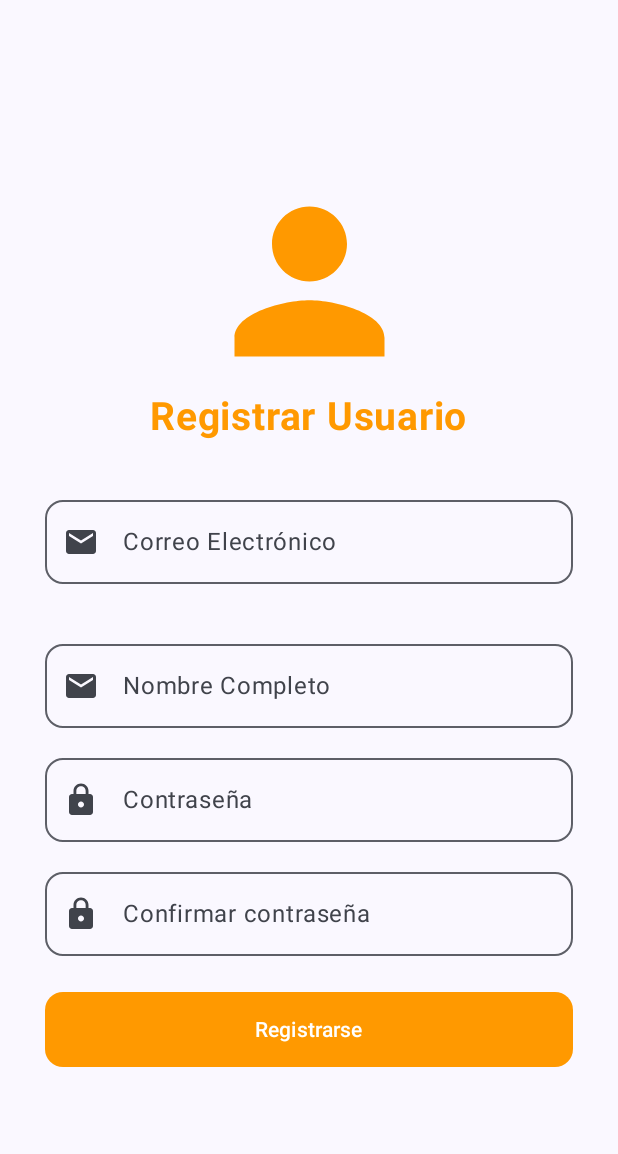
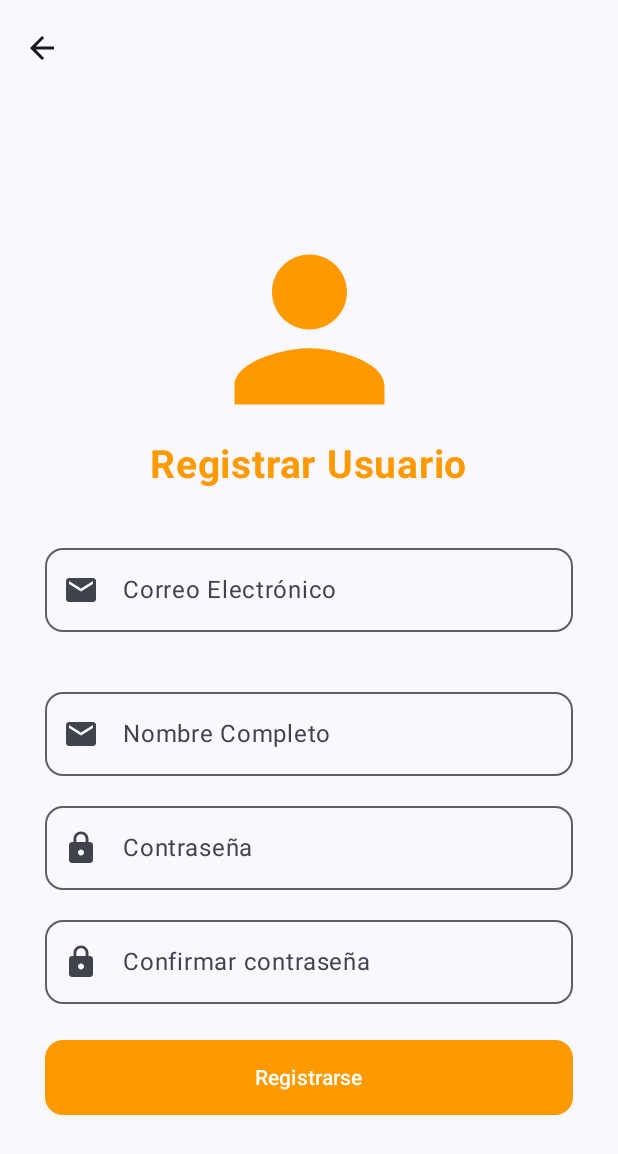
Before and after one commit to jgesc-05/StoreApp, an Android app built with Jetpack Compose: the RegisterScreen screen opened through its navigation route, on a phone screen of 412 x 824 dp. Shown: the top 1154 px of the screen. Run offline under Robolectric (Android 15) with nearby library versions, the phone set to English and light mode, and no system bars.

```diff
--- a/app/build.gradle.kts
+++ b/app/build.gradle.kts
@@ -57,4 +57,6 @@ dependencies {
     debugImplementation(libs.androidx.ui.tooling)
     debugImplementation(libs.androidx.ui.test.manifest)
     implementation(libs.androidx.navigation.compose)
+    implementation(libs.coil.compose)
+    implementation(libs.coil.network.okhttp)
 }
--- a/app/src/main/AndroidManifest.xml
+++ b/app/src/main/AndroidManifest.xml
@@ -1,6 +1,8 @@
 <?xml version="1.0" encoding="utf-8"?>
 <manifest xmlns:android="http://schemas.android.com/apk/res/android"
     xmlns:tools="http://schemas.android.com/tools">
+
+    <uses-permission android:name="android.permission.INTERNET"/>
 
     <application
         android:allowBackup="true"
--- a/app/src/main/java/me/juanescobar/storeapp/MainActivity.kt
+++ b/app/src/main/java/me/juanescobar/storeapp/MainActivity.kt
@@ -14,6 +14,7 @@ import androidx.compose.ui.tooling.preview.Preview
 import androidx.navigation.compose.NavHost
 import androidx.navigation.compose.composable
 import androidx.navigation.compose.rememberNavController
+import me.juanescobar.storeapp.ui.theme.HomeScreen
 import me.juanescobar.storeapp.ui.theme.LoginScreen
 import me.juanescobar.storeapp.ui.theme.RegisterScreen
 import me.juanescobar.storeapp.ui.theme.StoreAppTheme
@@ -36,7 +37,11 @@ class MainActivity : ComponentActivity() {
                     }
 
                     composable("register"){
-                        RegisterScreen()
+                        RegisterScreen(myNavController)
+                    }
+
+                    composable("home"){
+                        HomeScreen(myNavController)
                     }
                 }
             }
--- a/app/src/main/java/me/juanescobar/storeapp/ui/theme/LoginScreen.kt
+++ b/app/src/main/java/me/juanescobar/storeapp/ui/theme/LoginScreen.kt
@@ -85,7 +85,7 @@ fun LoginScreen(navController: NavController) {
 
             Spacer(modifier = Modifier.height(24.dp))
 
-            Button(onClick = {}, modifier = Modifier.fillMaxWidth().height(50.dp), shape = RoundedCornerShape(12.dp), colors = ButtonDefaults.buttonColors(containerColor = Color(0xFFFF9900))) {
+            Button(onClick = { navController.navigate("home")}, modifier = Modifier.fillMaxWidth().height(50.dp), shape = RoundedCornerShape(12.dp), colors = ButtonDefaults.buttonColors(containerColor = Color(0xFFFF9900))) {
                 Text(text = "Iniciar Sesión")
             }
 
--- a/app/src/main/java/me/juanescobar/storeapp/ui/theme/RegisterScreen.kt
+++ b/app/src/main/java/me/juanescobar/storeapp/ui/theme/RegisterScreen.kt
@@ -11,16 +11,20 @@ import androidx.compose.foundation.layout.padding
 import androidx.compose.foundation.layout.size
 import androidx.compose.foundation.shape.RoundedCornerShape
 import androidx.compose.material.icons.Icons
+import androidx.compose.material.icons.filled.ArrowBack
 import androidx.compose.material.icons.filled.Email
 import androidx.compose.material.icons.filled.Lock
 import androidx.compose.material.icons.filled.Person
 import androidx.compose.material3.Button
 import androidx.compose.material3.ButtonDefaults
+import androidx.compose.material3.ExperimentalMaterial3Api
 import androidx.compose.material3.Icon
+import androidx.compose.material3.IconButton
 import androidx.compose.material3.OutlinedTextField
 import androidx.compose.material3.Scaffold
 import androidx.compose.material3.Text
 import androidx.compose.material3.TextButton
+import androidx.compose.material3.TopAppBar
 import androidx.compose.runtime.Composable
 import androidx.compose.ui.Alignment
 import androidx.compose.ui.Modifier
@@ -30,11 +34,12 @@ import androidx.compose.ui.text.font.FontWeight
 import androidx.compose.ui.tooling.preview.Preview
 import androidx.compose.ui.unit.dp
 import androidx.compose.ui.unit.sp
+import androidx.navigation.NavController
 
+@OptIn(ExperimentalMaterial3Api::class)
 @Composable
-@Preview
-fun RegisterScreen() {
-    Scaffold { innerPadding ->
+fun RegisterScreen(myNavController: NavController) {
+    Scaffold (topBar = { TopAppBar(title = {}, navigationIcon = { IconButton(onClick = {myNavController.popBackStack()}){Icon(Icons.Default.ArrowBack, contentDescription = null)} }) }) { innerPadding ->
         Column(
             modifier = Modifier
                 .padding(innerPadding)
@@ -105,7 +110,7 @@ fun RegisterScreen() {
             Spacer(modifier = Modifier.height(24.dp))
 
             Button(
-                onClick = {},
+                onClick = {myNavController.navigate("login")},
                 modifier = Modifier
                     .fillMaxWidth()
                     .height(50.dp),
--- a/gradle/libs.versions.toml
+++ b/gradle/libs.versions.toml
@@ -1,5 +1,6 @@
 [versions]
 agp = "8.9.1"
+coilCompose = "3.1.0"
 kotlin = "2.0.21"
 coreKtx = "1.15.0"
 junit = "4.13.2"
@@ -13,6 +14,8 @@ navigationCompose = "2.8.9"
 [libraries]
 androidx-core-ktx = { group = "androidx.core", name = "core-ktx", version.ref = "coreKtx" }
 androidx-navigation-compose = { module = "androidx.navigation:navigation-compose", version.ref = "navigationCompose" }
+coil-compose = { module = "io.coil-kt.coil3:coil-compose", version.ref = "coilCompose" }
+coil-network-okhttp = { module = "io.coil-kt.coil3:coil-network-okhttp", version.ref = "coilCompose" }
 junit = { group = "junit", name = "junit", version.ref = "junit" }
 androidx-junit = { group = "androidx.test.ext", name = "junit", version.ref = "junitVersion" }
 androidx-espresso-core = { group = "androidx.test.espresso", name = "espresso-core", version.ref = "espressoCore" }
```
Also changed, not shown: app/src/main/java/me/juanescobar/storeapp/ui/theme/HomeScreen.kt (added, +123 -0 lines).
